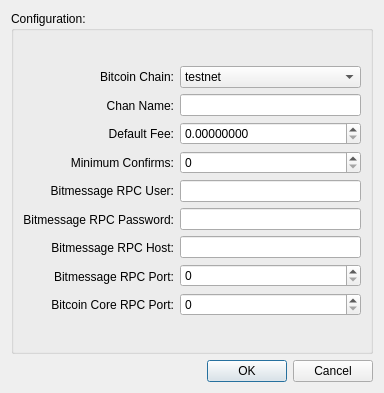
Above: qtui/config_dialog.ui from metamarcdw/metamarket before the change. Below: the same form after it.
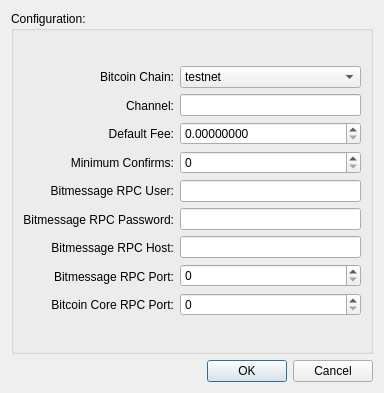
That is the form after the change.

Commit message: Rm redundant readmsg call, change channameLabel text on ConfigDlg, stub for ident tab

Patch:
```diff
--- a/qtui/config_dialog.ui
+++ b/qtui/config_dialog.ui
@@ -42,7 +42,7 @@
             <item>
              <widget class="QLabel" name="channameLabel">
               <property name="text">
-               <string>Chan Name:</string>
+               <string>Channel:</string>
               </property>
               <property name="alignment">
                <set>Qt::AlignRight|Qt::AlignTrailing|Qt::AlignVCenter</set>
```
The commit also changes 2 other files.
